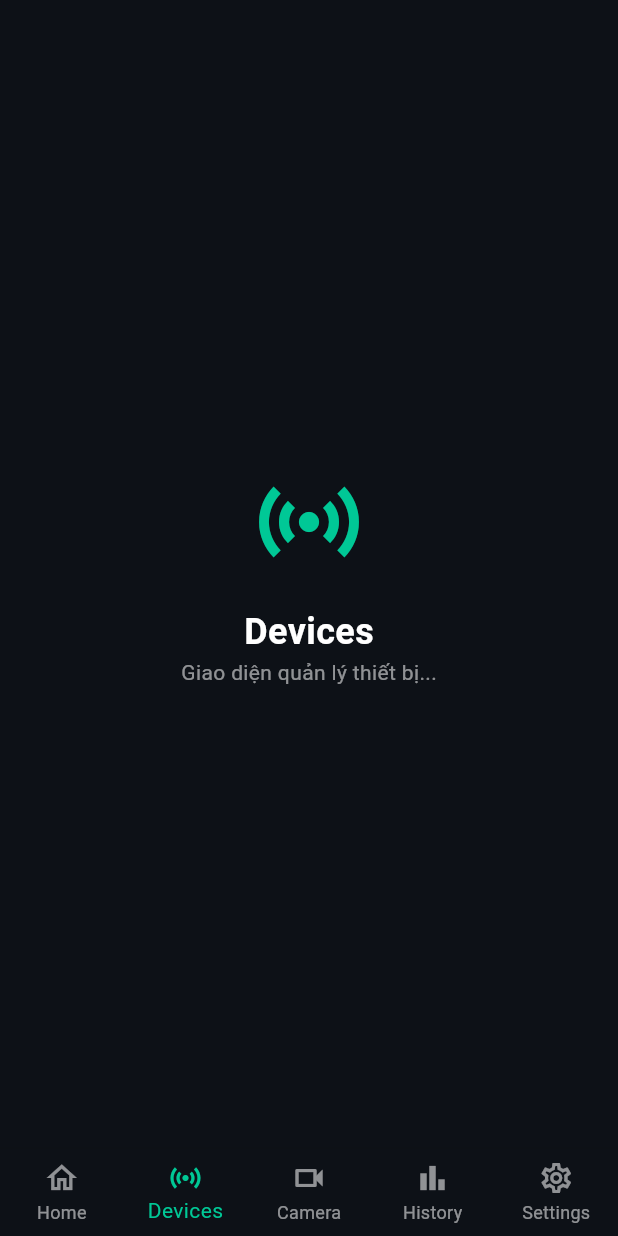
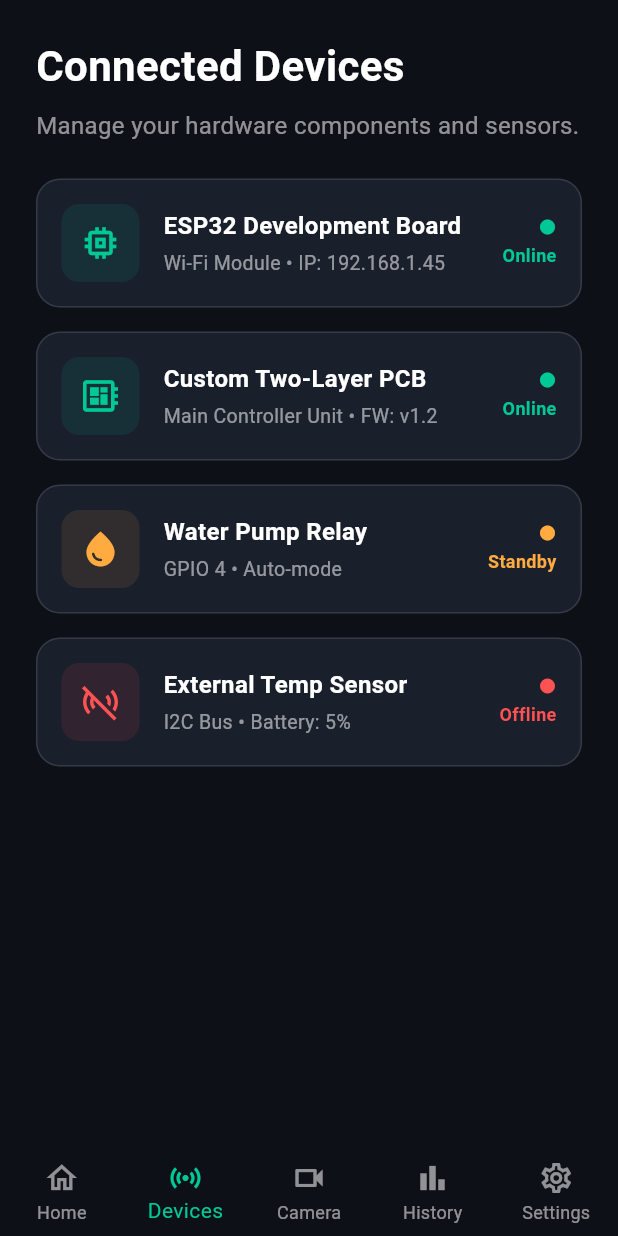
Before and after one commit to vien105200318/Smart-pot, a Flutter app: the HomeScreen screen opened by its route, item 2 of the bottom bar chosen, on a phone screen of 412 x 824 dp. Run offline on Flutter 3.47's test engine with Material 3 defaults, Android fonts, the phone set to English and light mode, and no system bars; our stand-ins replace cloud_firestore, firebase_auth, firebase_core, flutter_riverpod, go_router; accounts and stored records are empty.

Commit message:
feat: hoàn thiện UI quản lý device v1

```diff
--- a/lib/features/dashboard/devices_tab.dart
+++ b/lib/features/dashboard/devices_tab.dart
@@ -5,14 +5,124 @@ class DevicesTab extends StatelessWidget {
 
   @override
   Widget build(BuildContext context) {
-    return const Center(
-      child: Column(
-        mainAxisAlignment: MainAxisAlignment.center,
+    return SafeArea(
+      child: Padding(
+        padding: const EdgeInsets.all(24.0),
+        child: Column(
+          crossAxisAlignment: CrossAxisAlignment.start,
+          children: [
+            const Text(
+              'Connected Devices',
+              style: TextStyle(fontSize: 28, fontWeight: FontWeight.bold, color: Colors.white),
+            ),
+            const SizedBox(height: 8),
+            const Text(
+              'Manage your hardware components and sensors.',
+              style: TextStyle(color: Colors.white54, fontSize: 16),
+            ),
+            const SizedBox(height: 24),
+
+            // Danh sách các thiết bị
+            Expanded(
+              child: ListView(
+                children: [
+                  _buildDeviceCard(
+                    icon: Icons.memory,
+                    title: 'ESP32 Development Board',
+                    subtitle: 'Wi-Fi Module • IP: 192.168.1.45',
+                    status: 'Online',
+                    statusColor: const Color(0xFF00C896),
+                  ),
+                  const SizedBox(height: 16),
+                  _buildDeviceCard(
+                    icon: Icons.developer_board,
+                    title: 'Custom Two-Layer PCB',
+                    subtitle: 'Main Controller Unit • FW: v1.2',
+                    status: 'Online',
+                    statusColor: const Color(0xFF00C896),
+                  ),
+                  const SizedBox(height: 16),
+                  _buildDeviceCard(
+                    icon: Icons.water_drop,
+                    title: 'Water Pump Relay',
+                    subtitle: 'GPIO 4 • Auto-mode',
+                    status: 'Standby',
+                    statusColor: Colors.orangeAccent,
+                  ),
+                  const SizedBox(height: 16),
+                  _buildDeviceCard(
+                    icon: Icons.sensors_off,
+                    title: 'External Temp Sensor',
+                    subtitle: 'I2C Bus • Battery: 5%',
+                    status: 'Offline',
+                    statusColor: Colors.redAccent,
+                  ),
+                ],
+              ),
+            ),
+          ],
+        ),
+      ),
+    );
+  }
+
+  Widget _buildDeviceCard({
+    required IconData icon,
+    required String title,
+    required String subtitle,
+    required String status,
+    required Color statusColor,
+  }) {
+    return Container(
+      padding: const EdgeInsets.all(16),
+      decoration: BoxDecoration(
+        color: const Color(0xFF1A1F2C),
+        borderRadius: BorderRadius.circular(16),
+        border: Border.all(color: Colors.white12),
+      ),
+      child: Row(
         children: [
-          Icon(Icons.sensors, size: 80, color: Color(0xFF00C896)),
-          SizedBox(height: 16),
-          Text('Devices', style: TextStyle(fontSize: 24, color: Colors.white, fontWeight: FontWeight.bold)),
-          Text('Giao diện quản lý thiết bị...', style: TextStyle(color: Colors.white54)),
+
+          Container(
+            padding: const EdgeInsets.all(12),
+            decoration: BoxDecoration(
+              color: statusColor.withOpacity(0.1),
+              borderRadius: BorderRadius.circular(12),
+            ),
+            child: Icon(icon, color: statusColor, size: 28),
+          ),
+          const SizedBox(width: 16),
+
+          // information device
+          Expanded(
+            child: Column(
+              crossAxisAlignment: CrossAxisAlignment.start,
+              children: [
+                Text(
+                  title,
+                  style: const TextStyle(color: Colors.white, fontSize: 16, fontWeight: FontWeight.bold)
+                ),
+                const SizedBox(height: 4),
+                Text(
+                  subtitle,
+                  style: const TextStyle(color: Colors.white54, fontSize: 13)
+                ),
+              ],
+            ),
+          ),
+
+          //  device status
+          Column(
+            crossAxisAlignment: CrossAxisAlignment.end,
+            children: [
+              Icon(Icons.circle, color: statusColor, size: 12),
+              const SizedBox(height: 4),
+              Text(
+                status,
+                style: TextStyle(color: statusColor, fontSize: 12, fontWeight: FontWeight.bold)
+              ),
+            ],
+          )
         ],
       ),
     );
```
